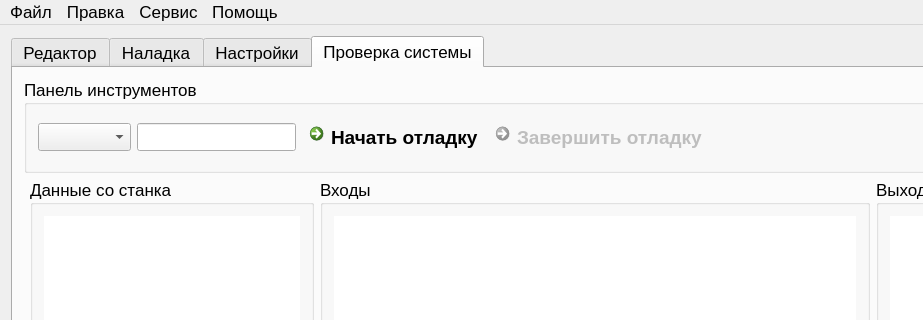
The window that KAMEditor/gui/mainwindow.ui (Xtail96/SML) describes before a commit, drawn with Qt 5; both pictures show x 0 to 923 and y 0 to 320 of the 1450 by 739 pixel window.
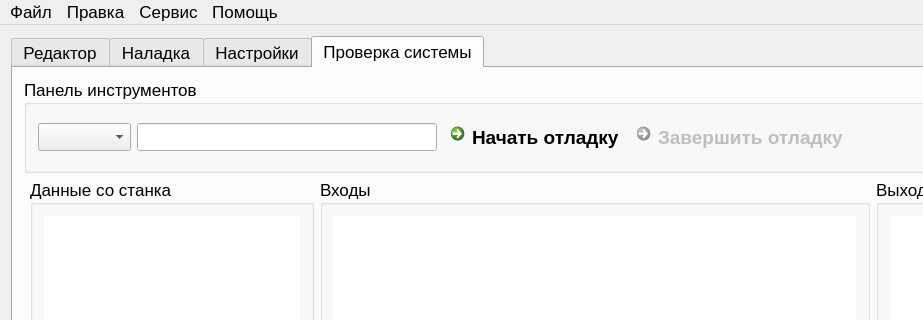
The same window after the commit. The open tabs and pages were chosen to show the change. Icons and pictures are not drawn. Custom widgets are drawn as their Qt base class.

Commit message: Во вкладке  Проверка системы отображется имя станка и его идентификаторы

Patch:
```diff
--- a/KAMEditor/gui/mainwindow.ui
+++ b/KAMEditor/gui/mainwindow.ui
@@ -4385,6 +4385,18 @@
                <verstretch>0</verstretch>
               </sizepolicy>
              </property>
+             <property name="minimumSize">
+              <size>
+               <width>300</width>
+               <height>0</height>
+              </size>
+             </property>
+             <property name="baseSize">
+              <size>
+               <width>300</width>
+               <height>0</height>
+              </size>
+             </property>
              <property name="readOnly">
               <bool>true</bool>
              </property>
```
The commit also changes 1 other file.
